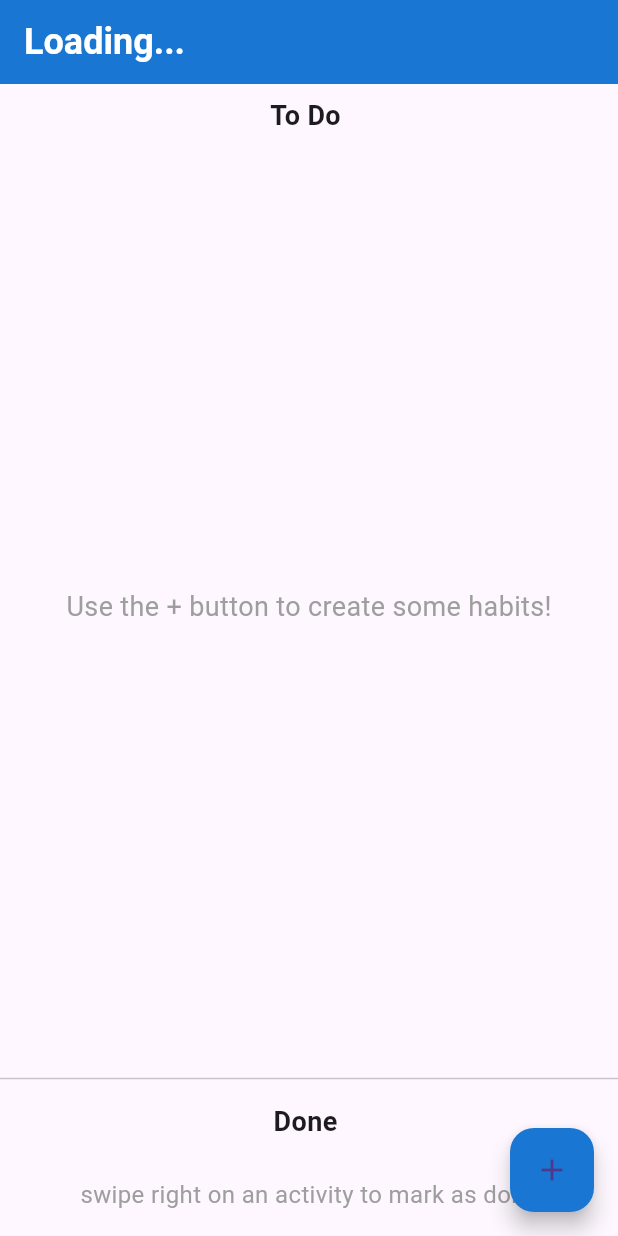
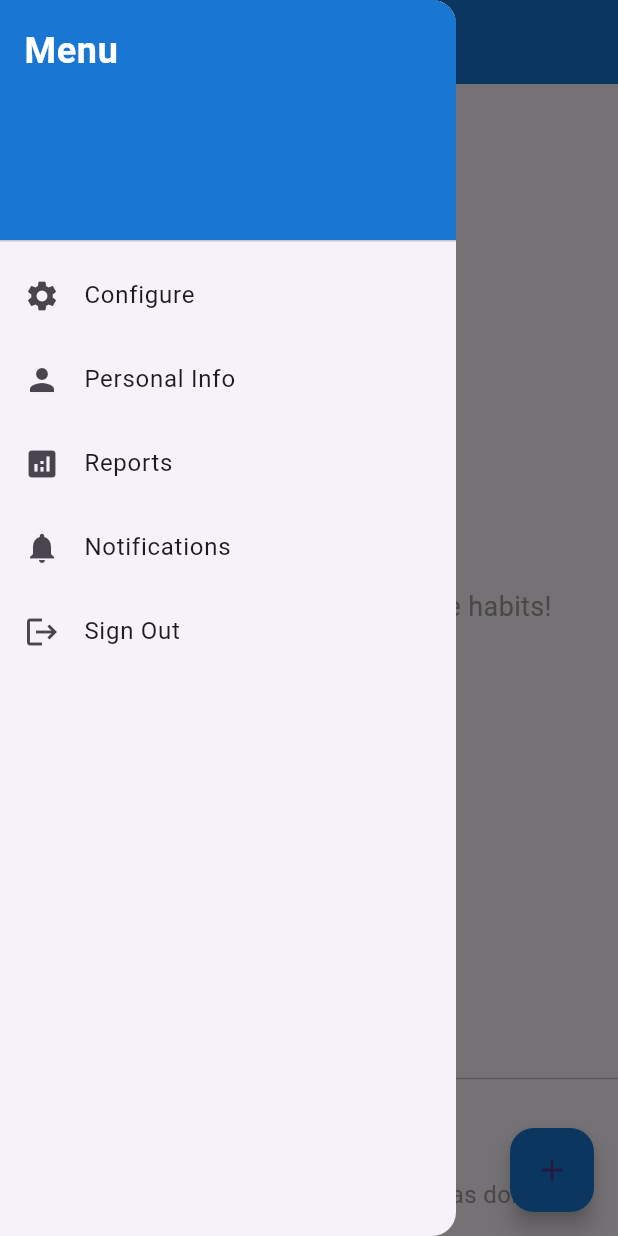
Before and after one commit to squidBilly/habbit_tracker, a Flutter app: the HabitTrackerScreen screen opened directly with empty values, with the side drawer open (before the commit the screen has no drawer), on a phone screen of 412 x 824 dp. Run offline on Flutter 3.47's test engine with Material 3 defaults, Android fonts, the phone set to English and light mode, and no system bars; our stand-ins replace fluttertoast, shared_preferences; accounts and stored records are empty.

Commit message:
Added MenuDrawer and Supporting Functions

```diff
--- a/lib/screens/habit_tracker_screen.dart
+++ b/lib/screens/habit_tracker_screen.dart
@@ -1,5 +1,8 @@
+import 'dart:convert';
+
 import 'package:flutter/material.dart';
 import 'package:habbit_tracker/screens/add_habit_screen.dart';
+import 'package:shared_preferences/shared_preferences.dart';
 
 class HabitTrackerScreen extends StatefulWidget {
   final String username;
@@ -18,10 +21,27 @@ class _HabitTrackerScreenState extends State<HabitTrackerScreen> {
   @override
   void initState() {
     super.initState();
+    _loadUserData();
+  }
+
+  Future<void> _loadUserData() async {
+    SharedPreferences prefs = await SharedPreferences.getInstance();
+    setState(() {
+      name = prefs.getString('name') ?? widget.username;
+      selectedHabitMap = Map<String, String>.from(
+        jsonDecode(prefs.getString('selectedHabitsMap') ?? '{}'),
+      );
+      completedHabitMap = Map<String, String>.from(
+        jsonDecode(prefs.getString('completedHabitsMap') ?? '{}'),
+      );
+    });
   }
 
   Future<void> _saveHabits() async {
+    SharedPreferences prefs = await SharedPreferences.getInstance();
     // save habits to preferences in the future
+    await prefs.setString('selectedHabitsMap', jsonEncode(selectedHabitMap));
+    await prefs.setString('completedHabitsMap', jsonEncode(completedHabitMap));
   }
 
   Color _getColorFromHex(String hexColor) {
@@ -58,6 +78,32 @@ class _HabitTrackerScreenState extends State<HabitTrackerScreen> {
           ),
         ),
         automaticallyImplyLeading: true,
+      ),
+      drawer: Drawer(
+        child: ListView(
+          padding: EdgeInsets.zero,
+          children: [
+            DrawerHeader(
+              decoration: BoxDecoration(color: Colors.blue.shade700),
+              child: Text(
+                'Menu',
+                style: TextStyle(
+                  color: Colors.white,
+                  fontSize: 24,
+                  fontWeight: FontWeight.bold,
+                ),
+              ),
+            ),
+            ListTile(leading: Icon(Icons.settings), title: Text('Configure')),
+            ListTile(leading: Icon(Icons.person), title: Text('Personal Info')),
+            ListTile(leading: Icon(Icons.analytics), title: Text('Reports')),
+            ListTile(
+              leading: Icon(Icons.notifications),
+              title: Text('Notifications'),
+            ),
+            ListTile(leading: Icon(Icons.logout), title: Text('Sign Out')),
+          ],
+        ),
       ),
       body: Column(
         children: [
@@ -203,7 +249,7 @@ class _HabitTrackerScreenState extends State<HabitTrackerScreen> {
   }) {
     return Card(
       shape: RoundedRectangleBorder(borderRadius: BorderRadius.circular(15)),
-      child: Container(
+      child: SizedBox(
         height: 60,
         child: ListTile(
           title: Text(
```
Also changed, not shown: lib/components/menu_drawer.dart (added, +14 -0 lines), lib/screens/add_habit_screen.dart (+17 -9 lines), lib/screens/login_screen.dart (+26 -6 lines), lib/screens/registration_screen.dart (+69 -22 lines).
